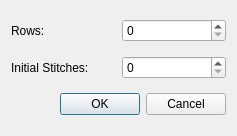
iPenguin/CrochetCharts, file src/newdocument.ui: the form before one commit.
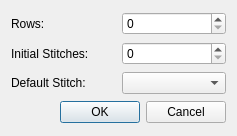
The form after the commit.

What changed in the file:
```diff
--- a/src/newdocument.ui
+++ b/src/newdocument.ui
@@ -42,6 +42,20 @@
      </item>
     </layout>
    </item>
+   <item>
+    <layout class="QHBoxLayout" name="horizontalLayout_3">
+     <item>
+      <widget class="QLabel" name="label_3">
+       <property name="text">
+        <string>Default Stitch:</string>
+       </property>
+      </widget>
+     </item>
+     <item>
+      <widget class="QComboBox" name="defaultStitch"/>
+     </item>
+    </layout>
+   </item>
    <item>
     <widget class="QDialogButtonBox" name="buttonBox">
      <property name="orientation">
```
